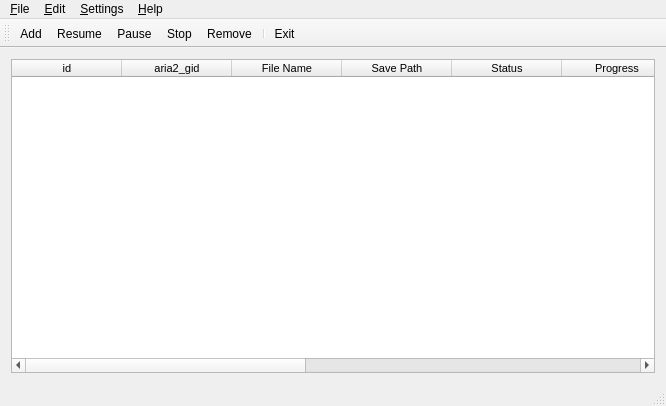
Above: mainwindow.ui from Alir3z4/yoDownet before the change. Below: the same form after it.
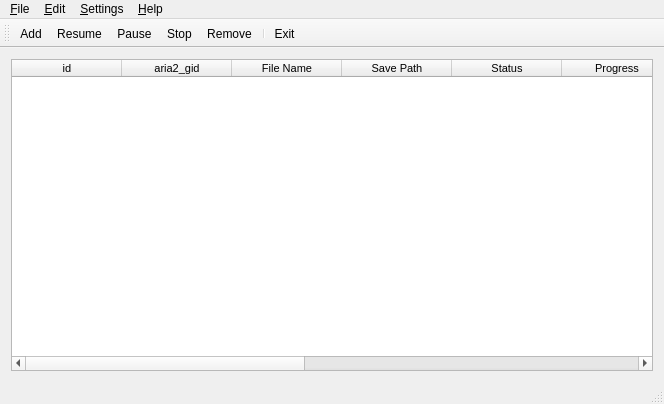
That is the form after the change. Icons and pictures are not drawn.

Commit message: changed to little bit smoother :|

```diff
--- a/mainwindow.ui
+++ b/mainwindow.ui
@@ -7,8 +7,8 @@
    <rect>
     <x>0</x>
     <y>0</y>
-    <width>666</width>
-    <height>406</height>
+    <width>664</width>
+    <height>404</height>
    </rect>
   </property>
   <property name="windowTitle">
@@ -140,6 +140,22 @@
         <string>Progress</string>
        </property>
       </column>
+      <column>
+       <property name="text">
+        <string>Remaining Time</string>
+       </property>
+      </column>
+      <column>
+       <property name="text">
+        <string notr="true">flag</string>
+       </property>
+       <property name="toolTip">
+        <string notr="true"/>
+       </property>
+       <property name="whatsThis">
+        <string notr="true"/>
+       </property>
+      </column>
       <column>
        <property name="text">
         <string>Added</string>
@@ -150,27 +166,11 @@
         <string>Modified</string>
        </property>
       </column>
-      <column>
-       <property name="text">
-        <string>Remaining Time</string>
-       </property>
-      </column>
       <column>
        <property name="text">
         <string>DL Speed</string>
        </property>
       </column>
-      <column>
-       <property name="text">
-        <string>flag</string>
-       </property>
-       <property name="toolTip">
-        <string notr="true"/>
-       </property>
-       <property name="whatsThis">
-        <string notr="true"/>
-       </property>
-      </column>
      </widget>
     </item>
    </layout>
@@ -180,8 +180,8 @@
     <rect>
      <x>0</x>
      <y>0</y>
-     <width>666</width>
-     <height>20</height>
+     <width>664</width>
+     <height>21</height>
     </rect>
    </property>
    <widget class="QMenu" name="fileMenu">
```
Left out of the diff: 10 changed lines with no effect on the pictures.
